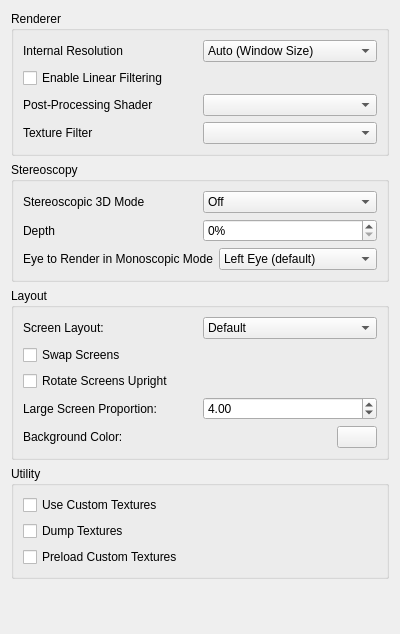
First picture: the form in src/citra_qt/configuration/configure_enhancements.ui, repository PabloMK7/citra, before the edit.
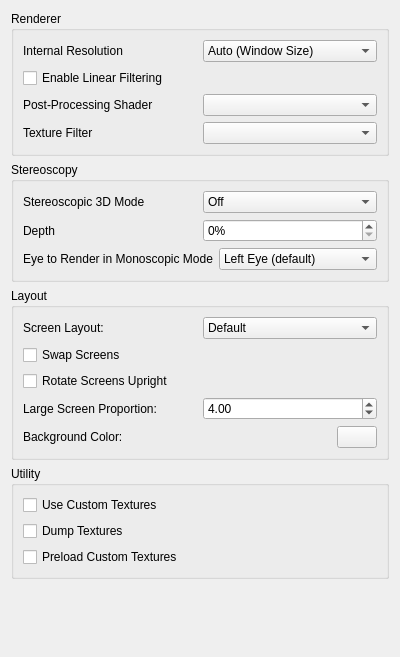
Second picture: the form after the edit.

```diff
--- a/src/citra_qt/configuration/configure_enhancements.ui
+++ b/src/citra_qt/configuration/configure_enhancements.ui
@@ -7,7 +7,7 @@
     <x>0</x>
     <y>0</y>
     <width>400</width>
-    <height>634</height>
+    <height>657</height>
    </rect>
   </property>
   <property name="minimumSize">
```
Left out of the diff: 116 changed lines with no effect on the pictures. Lines whose indentation alone changed are shown as unchanged.
